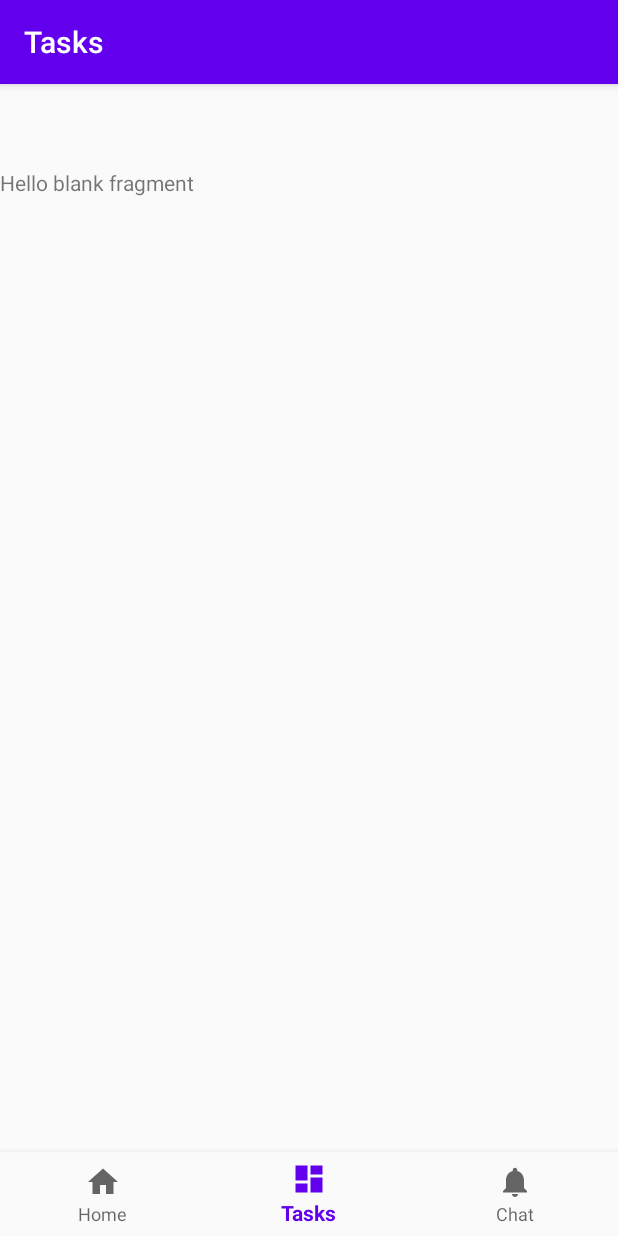
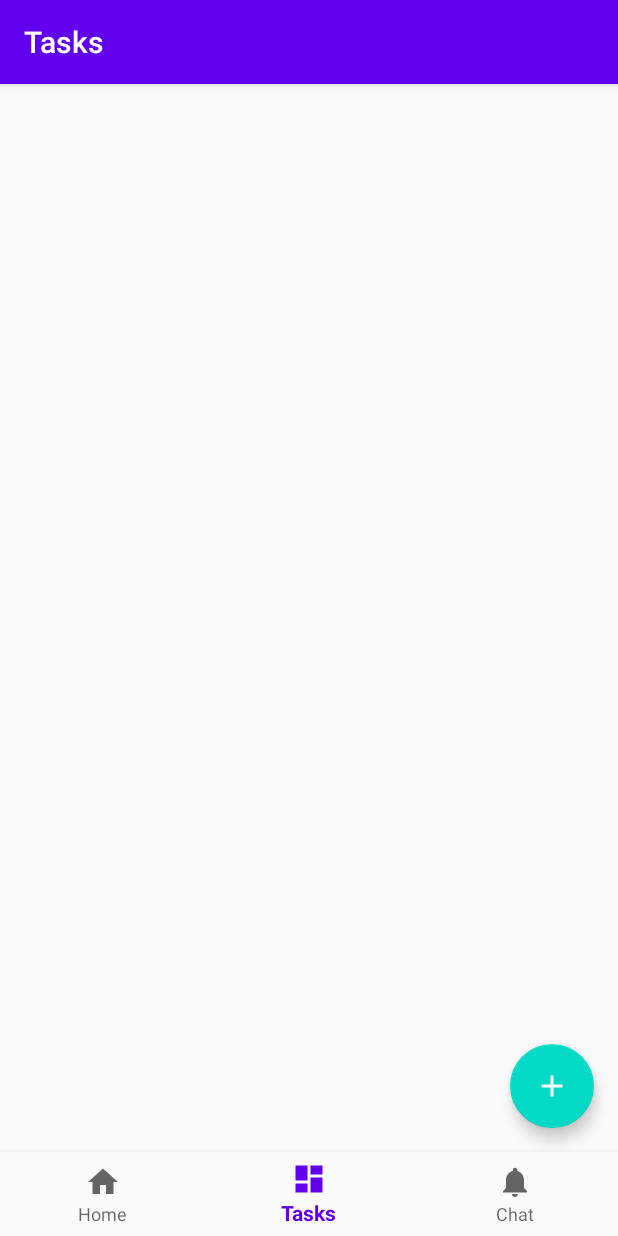
Before and after one commit to AdityaK11/Serve.io, an Android app: the NgoTasksFragment screen opened through its navigation route, on a phone screen of 412 x 824 dp. Run offline under Robolectric (Android 15) with nearby library versions, the light colour scheme and no system bars; our stand-ins replace Firebase (no records; nobody signed in at launch, a user with empty details on screens opened directly), navigation-ui.

Commit message:
Add Task layout complete

```diff
--- a/app/src/main/java/com/spoton/serveio/ui/NgoUser/fragment/NgoTasksFragment.java
+++ b/app/src/main/java/com/spoton/serveio/ui/NgoUser/fragment/NgoTasksFragment.java
@@ -1,13 +1,21 @@
 package com.spoton.serveio.ui.NgoUser.fragment;
 
+import android.app.AlertDialog;
+import android.content.DialogInterface;
 import android.os.Bundle;
 
+import androidx.cardview.widget.CardView;
 import androidx.fragment.app.Fragment;
+import androidx.recyclerview.widget.RecyclerView;
 
 import android.view.LayoutInflater;
 import android.view.View;
 import android.view.ViewGroup;
+import android.widget.EditText;
 
+import com.google.android.material.floatingactionbutton.FloatingActionButton;
+import com.google.firebase.database.DatabaseReference;
+import com.google.firebase.database.FirebaseDatabase;
 import com.spoton.serveio.R;
 
 /**
@@ -19,11 +27,76 @@ public class NgoTasksFragment extends Fragment {
         // Required empty public constructor
     }
 
+    RecyclerView recyclerViewTasks;
+    FloatingActionButton addFab;
+
 
     @Override
     public View onCreateView(LayoutInflater inflater, ViewGroup container,
                              Bundle savedInstanceState) {
         // Inflate the layout for this fragment
-        return inflater.inflate(R.layout.fragment_ngo_tasks, container, false);
+        View view = inflater.inflate(R.layout.fragment_ngo_tasks, container, false);
+
+        recyclerViewTasks = view.findViewById(R.id.rv_tasks_ngo);
+        addFab = view.findViewById(R.id.fab_add_task);
+
+        addFab.setOnClickListener(new View.OnClickListener() {
+            @Override
+            public void onClick(View view) {
+                showDialog();
+            }
+        });
+
+        getTasks();
+        return view;
+    }
+
+    private void getTasks() {
+        FirebaseDatabase database = FirebaseDatabase.getInstance();
+        DatabaseReference mRef = database.getReference().child("Tasks");
+
+
+    }
+
+    private  void showDialog(){
+        final AlertDialog.Builder alertDailog = new AlertDialog.Builder(getActivity());
+        alertDailog.setTitle("Add New Task");
+        alertDailog.setMessage("Enter Full Details");
+
+        LayoutInflater inflater = this.getLayoutInflater();
+        View add_task_layout = inflater.inflate(R.layout.layout_add_task,null);
+
+        EditText title = add_task_layout .findViewById(R.id.et_title);
+        EditText desc = add_task_layout .findViewById(R.id.et_desc);
+        EditText tLocation = add_task_layout .findViewById(R.id.et_location);
+        CardView add = add_task_layout .findViewById(R.id.cv_add_task);
+
+        add.setOnClickListener(new View.OnClickListener() {
+            @Override
+            public void onClick(View v) {
+
+            }
+        });
+
+        alertDailog.setView(add_task_layout);
+
+        alertDailog.setPositiveButton("Confirm", new DialogInterface.OnClickListener() {
+            @Override
+            public void onClick(DialogInterface dialog, int which) {
+                dialog.dismiss();
+                /*if(newTable!=null){
+                    tableList.push().setValue(newTable);
+                    //edtRestName1=add_name.getText().toString();
+
+                }*/
+            }
+        });
+        alertDailog.setNegativeButton("Cancel", new DialogInterface.OnClickListener() {
+            @Override
+            public void onClick(DialogInterface dialog, int which) {
+                dialog.dismiss();
+            }
+        });
+        alertDailog.show();
     }
 }
--- /dev/null
+++ b/app/src/main/res/drawable/ic_add_black_24dp.xml
@@ -0,0 +1,5 @@
+<vector android:height="24dp" android:tint="#FFFFFF"
+    android:viewportHeight="24.0" android:viewportWidth="24.0"
+    android:width="24dp" xmlns:android="http://schemas.android.com/apk/res/android">
+    <path android:fillColor="#FF000000" android:pathData="M19,13h-6v6h-2v-6H5v-2h6V5h2v6h6v2z"/>
+</vector>
--- a/app/src/main/res/layout/fragment_ngo_tasks.xml
+++ b/app/src/main/res/layout/fragment_ngo_tasks.xml
@@ -1,14 +1,24 @@
 <?xml version="1.0" encoding="utf-8"?>
-<FrameLayout xmlns:android="http://schemas.android.com/apk/res/android"
+<RelativeLayout xmlns:android="http://schemas.android.com/apk/res/android"
     xmlns:tools="http://schemas.android.com/tools"
     android:layout_width="match_parent"
     android:layout_height="match_parent"
+    android:layout_marginBottom="?actionBarSize"
     tools:context=".ui.NgoUser.fragment.NgoTasksFragment">
 
-    <!-- TODO: Update blank fragment layout -->
-    <TextView
-        android:layout_width="match_parent"
+    <androidx.recyclerview.widget.RecyclerView
+        android:id="@+id/rv_tasks_ngo"
         android:layout_height="match_parent"
-        android:text="@string/hello_blank_fragment" />
+        android:layout_width="match_parent"/>
 
-</FrameLayout>
+    <com.google.android.material.floatingactionbutton.FloatingActionButton
+        android:id="@+id/fab_add_task"
+        android:layout_margin="16dp"
+        android:layout_width="wrap_content"
+        android:layout_height="wrap_content"
+        android:layout_alignParentRight="true"
+        android:layout_alignParentBottom="true"
+        android:src="@drawable/ic_add_black_24dp"
+        />
+
+</RelativeLayout>
```
Also changed, not shown: app/src/main/res/layout/layout_add_task.xml (added, +75 -0 lines).
